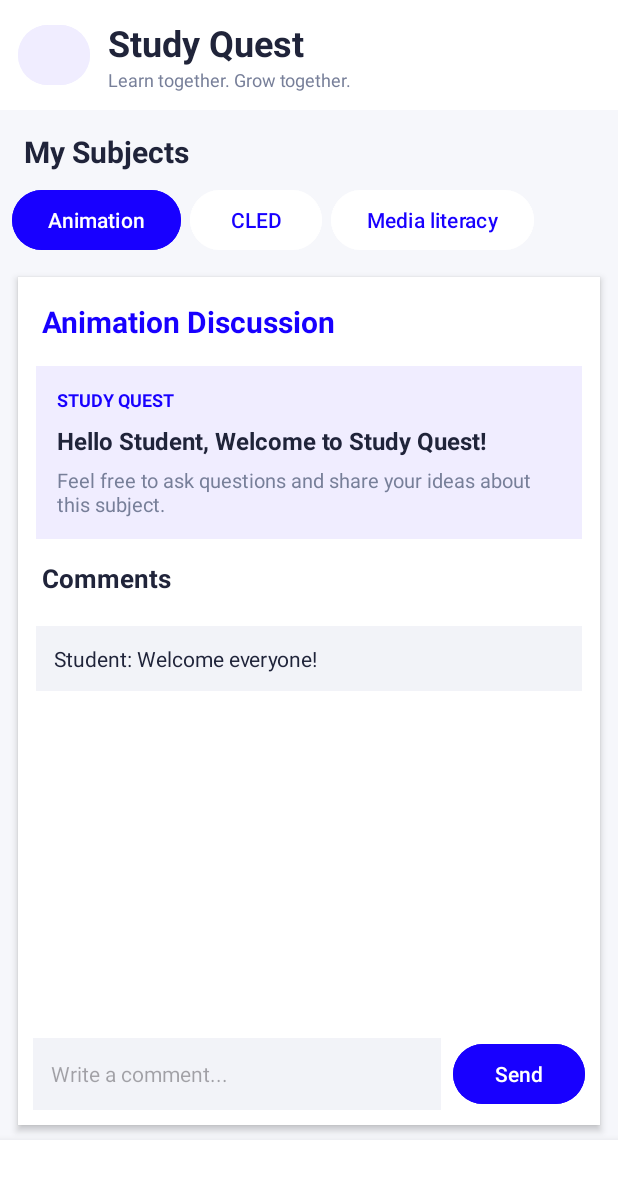
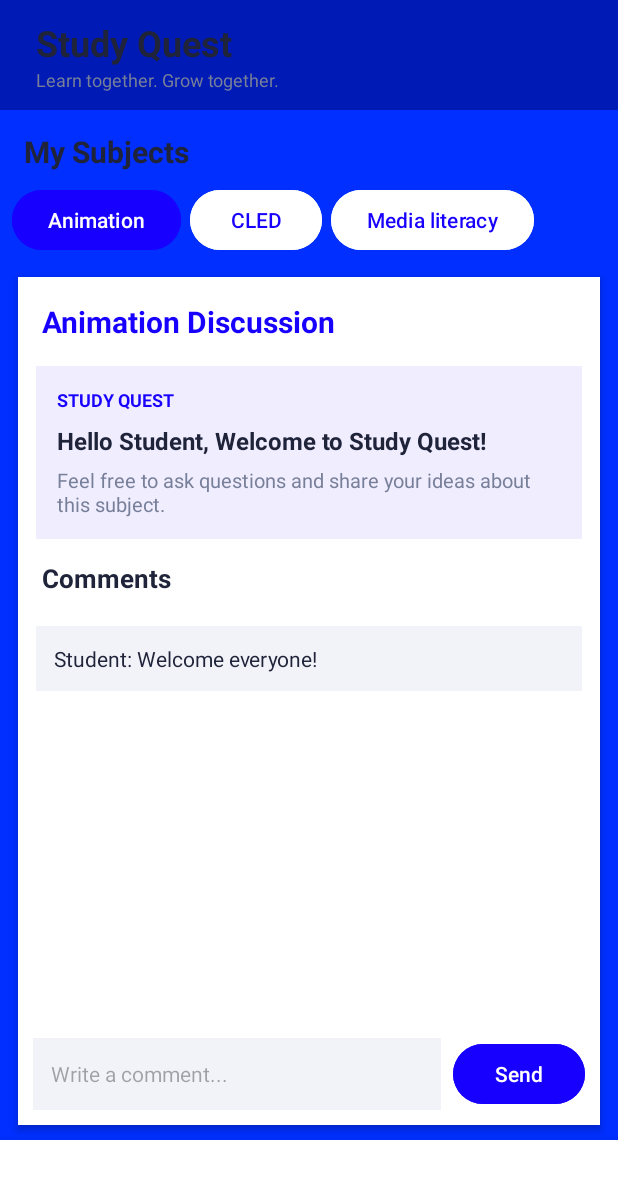
Before and after one commit to icezcnt/StudyQuest_2, an Android app: the layout comment.xml on its own in the app's theme, with its tools: preview values and no code run, on a phone screen of 412 x 824 dp. Shown: the top 1179 px of the screen. Run offline under Robolectric (Android 15) with nearby library versions, the phone set to English and light mode, and no system bars.

Commit message:
ADDED COLOR FIX OTHER ISSUE

```diff
--- a/app/build.gradle.kts
+++ b/app/build.gradle.kts
@@ -29,7 +29,9 @@ android {
 }
 
 dependencies {
+    implementation(libs.activity.ktx)
     implementation(libs.appcompat)
+    implementation(libs.constraintlayout)
     implementation(libs.material)
     testImplementation(libs.junit)
     androidTestImplementation(libs.espresso.core)
--- a/app/src/main/res/layout/comment.xml
+++ b/app/src/main/res/layout/comment.xml
@@ -1,37 +1,26 @@
 <?xml version="1.0" encoding="utf-8"?>
 <LinearLayout xmlns:android="http://schemas.android.com/apk/res/android"
+    android:id="@+id/main"
     android:layout_width="match_parent"
     android:layout_height="match_parent"
-    android:orientation="vertical"
-    android:background="#F6F7FB">
+    android:background="#002FFF"
+    android:orientation="vertical">
 
     <!-- Header -->
     <LinearLayout
         android:layout_width="match_parent"
         android:layout_height="wrap_content"
+        android:background="#001AB6"
+        android:gravity="center_vertical"
         android:orientation="horizontal"
-        android:gravity="center_vertical"
-        android:padding="12dp"
-        android:background="#FFFFFF">
-
-        <Button
-            android:id="@+id/btnBack"
-            android:layout_width="48dp"
-            android:layout_height="48dp"
-            android:minWidth="0dp"
-            android:minHeight="0dp"
-            android:text="‹"
-            android:textSize="30sp"
-            android:textColor="#1800FF"
-            android:backgroundTint="#F0EDFF"
-            android:contentDescription="Go back" />
+        android:padding="12dp">
 
         <LinearLayout
             android:layout_width="0dp"
             android:layout_height="wrap_content"
+            android:layout_marginStart="12dp"
             android:layout_weight="1"
-            android:orientation="vertical"
-            android:layout_marginStart="12dp">
+            android:orientation="vertical">
 
             <TextView
                 android:layout_width="wrap_content"
@@ -67,8 +56,8 @@
     <HorizontalScrollView
         android:layout_width="match_parent"
         android:layout_height="wrap_content"
-        android:scrollbars="none"
-        android:padding="8dp">
+        android:padding="8dp"
+        android:scrollbars="none">
 
         <LinearLayout
             android:layout_width="wrap_content"
@@ -79,9 +68,9 @@
                 android:id="@+id/btnMath"
                 android:layout_width="wrap_content"
                 android:layout_height="wrap_content"
+                android:backgroundTint="#1800FF"
                 android:text="Animation"
                 android:textAllCaps="false"
-                android:backgroundTint="#1800FF"
                 android:textColor="#FFFFFF" />
 
             <Button
@@ -89,9 +78,9 @@
                 android:layout_width="wrap_content"
                 android:layout_height="wrap_content"
                 android:layout_marginStart="6dp"
+                android:backgroundTint="#FFFFFF"
                 android:text="CLED"
                 android:textAllCaps="false"
-                android:backgroundTint="#FFFFFF"
                 android:textColor="#1800FF" />
 
             <Button
@@ -99,9 +88,9 @@
                 android:layout_width="wrap_content"
                 android:layout_height="wrap_content"
                 android:layout_marginStart="6dp"
+                android:backgroundTint="#FFFFFF"
                 android:text="Media literacy"
                 android:textAllCaps="false"
-                android:backgroundTint="#FFFFFF"
                 android:textColor="#1800FF" />
 
         </LinearLayout>
@@ -111,14 +100,14 @@
     <LinearLayout
         android:layout_width="match_parent"
         android:layout_height="0dp"
+        android:layout_marginStart="12dp"
+        android:layout_marginTop="6dp"
+        android:layout_marginEnd="12dp"
+        android:layout_marginBottom="10dp"
         android:layout_weight="1"
-        android:layout_marginStart="12dp"
-        android:layout_marginEnd="12dp"
-        android:layout_marginTop="6dp"
-        android:layout_marginBottom="10dp"
-        android:orientation="vertical"
         android:background="#FFFFFF"
-        android:elevation="3dp">
+        android:elevation="3dp"
+        android:orientation="vertical">
 
         <!-- Discussion Title -->
         <TextView
@@ -135,11 +124,11 @@
         <LinearLayout
             android:layout_width="match_parent"
             android:layout_height="wrap_content"
-            android:orientation="vertical"
-            android:padding="14dp"
             android:layout_marginStart="12dp"
             android:layout_marginEnd="12dp"
-            android:background="#F0EDFF">
+            android:background="#F0EDFF"
+            android:orientation="vertical"
+            android:padding="14dp">
 
             <TextView
                 android:layout_width="wrap_content"
@@ -213,33 +202,33 @@
         <LinearLayout
             android:layout_width="match_parent"
             android:layout_height="wrap_content"
+            android:background="#FFFFFF"
+            android:gravity="center_vertical"
             android:orientation="horizontal"
-            android:gravity="center_vertical"
-            android:padding="10dp"
-            android:background="#FFFFFF">
+            android:padding="10dp">
 
             <EditText
                 android:id="@+id/inputComment"
                 android:layout_width="0dp"
                 android:layout_height="wrap_content"
                 android:layout_weight="1"
+                android:background="#F2F3F8"
                 android:hint="Write a comment..."
                 android:inputType="textCapSentences|textMultiLine"
                 android:maxLines="3"
                 android:minHeight="48dp"
                 android:padding="12dp"
-                android:textSize="14sp"
-                android:background="#F2F3F8" />
+                android:textSize="14sp" />
 
             <Button
                 android:id="@+id/btnSend"
                 android:layout_width="wrap_content"
                 android:layout_height="wrap_content"
                 android:layout_marginStart="8dp"
+                android:backgroundTint="#1800FF"
                 android:text="Send"
                 android:textAllCaps="false"
-                android:textColor="#FFFFFF"
-                android:backgroundTint="#1800FF" />
+                android:textColor="#FFFFFF" />
 
         </LinearLayout>
 
@@ -249,9 +238,9 @@
     <LinearLayout
         android:layout_width="match_parent"
         android:layout_height="64dp"
-        android:orientation="horizontal"
+        android:background="#FFFFFF"
+        android:elevation="8dp"
         android:gravity="center"
-        android:background="#FFFFFF"
-        android:elevation="8dp"/>
+        android:orientation="horizontal" />
 
 </LinearLayout>
--- a/gradle/libs.versions.toml
+++ b/gradle/libs.versions.toml
@@ -5,6 +5,8 @@ junitVersion = "1.3.0"
 espressoCore = "3.7.0"
 appcompat = "1.8.0"
 material = "1.14.0"
+activityKtx = "1.13.0"
+constraintlayout = "2.2.2"
 
 [libraries]
 junit = { group = "junit", name = "junit", version.ref = "junit" }
@@ -12,6 +14,8 @@ ext-junit = { group = "androidx.test.ext", name = "junit", version.ref = "junitV
 espresso-core = { group = "androidx.test.espresso", name = "espresso-core", version.ref = "espressoCore" }
 appcompat = { group = "androidx.appcompat", name = "appcompat", version.ref = "appcompat" }
 material = { group = "com.google.android.material", name = "material", version.ref = "material" }
+activity-ktx = { group = "androidx.activity", name = "activity-ktx", version.ref = "activityKtx" }
+constraintlayout = { group = "androidx.constraintlayout", name = "constraintlayout", version.ref = "constraintlayout" }
 
 [plugins]
 android-application = { id = "com.android.application", version.ref = "agp" }
```
Also changed, not shown: app/src/main/AndroidManifest.xml (+19 -1 lines), app/src/main/java/com/example/jhedrickamoguispeta2/MainActivity.java (+84 -7 lines), app/src/main/java/com/example/studyquest/comment2ndscreen.java (added, +24 -0 lines), app/src/main/res/layout/accountcreation.xml (+14 -22 lines), app/src/main/res/layout/login.xml (+10 -11 lines), app/src/main/res/layout/managetask.xml (+11 -12 lines), 2 other files.
